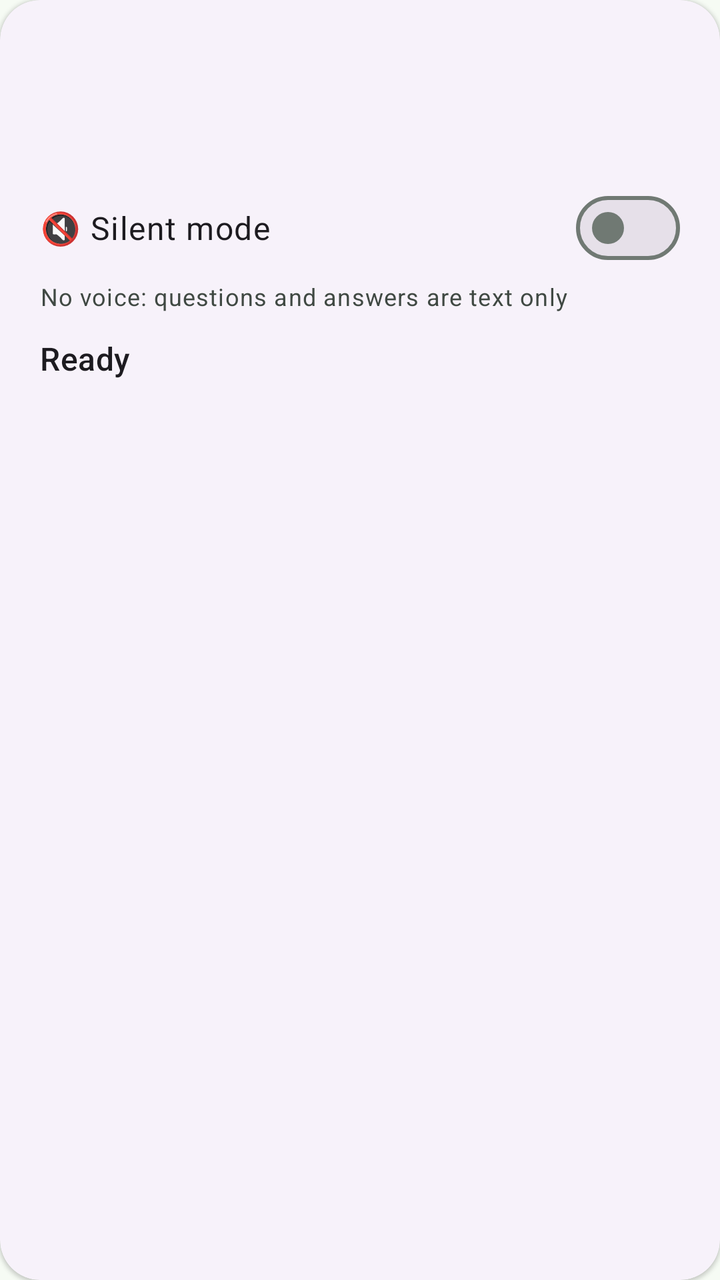
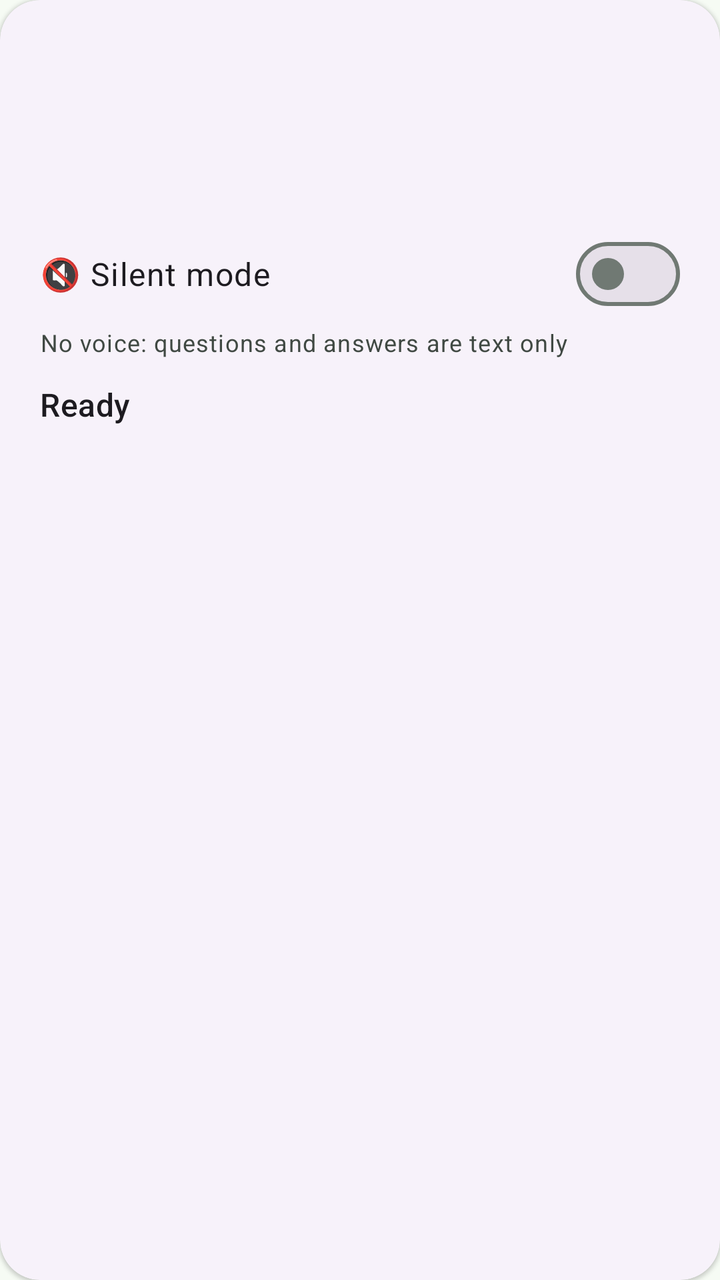

Before-and-after screenshots of an Android layout around one commit, followed by the original layout XML and the change that was made.
<!-- AndroidManifest.xml: application theme Theme.VoiceSrs -->
<!-- res/layout/include_status_card.xml -->
<?xml version="1.0" encoding="utf-8"?>
<com.google.android.material.card.MaterialCardView xmlns:android="http://schemas.android.com/apk/res/android"
    xmlns:app="http://schemas.android.com/apk/res-auto"
    android:id="@+id/statusCard"
    style="@style/Widget.Material3.CardView.Elevated"
    android:layout_width="match_parent"
    android:layout_height="wrap_content"
    android:layout_marginBottom="12dp"
    app:cardCornerRadius="20dp"
    app:contentPadding="20dp">

    <LinearLayout
        android:layout_width="match_parent"
        android:layout_height="wrap_content"
        android:animateLayoutChanges="true"
        android:orientation="vertical">

        <TextView
            android:id="@+id/deckPath"
            android:layout_width="match_parent"
            android:layout_height="wrap_content"
            android:ellipsize="start"
            android:maxLines="1"
            android:singleLine="true"
            android:textAppearance="?attr/textAppearanceBodySmall"
            android:textColor="?attr/colorOnSurfaceVariant"
            android:visibility="gone" />

        <TextView
            android:id="@+id/deckName"
            android:layout_width="match_parent"
            android:layout_height="wrap_content"
            android:textAppearance="?attr/textAppearanceHeadlineSmall" />

        <TextView
            android:id="@+id/dueCount"
            android:layout_width="match_parent"
            android:layout_height="wrap_content"
            android:layout_marginTop="4dp"
            android:textAppearance="?attr/textAppearanceBodyLarge" />

        <com.google.android.material.materialswitch.MaterialSwitch
            android:id="@+id/drillSilentSwitch"
            android:layout_width="match_parent"
            android:layout_height="wrap_content"
            android:layout_marginTop="12dp"
            android:minHeight="48dp"
            android:text="@string/silent_switch"
            android:textAppearance="?attr/textAppearanceBodyLarge" />

        <TextView
            android:id="@+id/drillSilentSubtitle"
            android:layout_width="match_parent"
            android:layout_height="wrap_content"
            android:layout_marginTop="2dp"
            android:text="@string/silent_switch_sub"
            android:textAppearance="?attr/textAppearanceBodySmall"
            android:textColor="?attr/colorOnSurfaceVariant" />

        <TextView
            android:id="@+id/stateText"
            android:layout_width="match_parent"
            android:layout_height="wrap_content"
            android:layout_marginTop="12dp"
            android:text="@string/state_ready"
            android:textAppearance="?attr/textAppearanceTitleMedium" />

        <TextView
            android:id="@+id/progressText"
            android:layout_width="match_parent"
            android:layout_height="wrap_content"
            android:layout_marginTop="4dp"
            android:textAppearance="?attr/textAppearanceBodyMedium"
            android:visibility="gone" />

        <com.google.android.material.chip.Chip
            android:id="@+id/syncChip"
            style="@style/Widget.Material3.Chip.Assist"
            android:layout_width="wrap_content"
            android:layout_height="wrap_content"
            android:layout_marginTop="8dp"
            android:clickable="false"
            android:focusable="false"
            android:text="0 pending sync"
            android:visibility="gone"
            app:chipMinHeight="32dp" />

    </LinearLayout>
</com.google.android.material.card.MaterialCardView>
<!-- resources referenced by this layout -->
<resources>
  <string name="silent_switch">🔇 Silent mode</string>
  <string name="silent_switch_sub">No voice: questions and answers are text only</string>
  <string name="state_ready">Ready</string>
  <style name="Theme.VoiceSrs" parent="Theme.Material3.DayNight.NoActionBar">
          <item name="colorPrimary">@color/md_theme_primary</item>
          <item name="colorOnPrimary">@color/md_theme_onPrimary</item>
          <item name="colorPrimaryContainer">@color/md_theme_primaryContainer</item>
          <item name="colorOnPrimaryContainer">@color/md_theme_onPrimaryContainer</item>
          <item name="colorSecondary">@color/md_theme_secondary</item>
          <item name="colorOnSecondary">@color/md_theme_onSecondary</item>
          <item name="colorSecondaryContainer">@color/md_theme_secondaryContainer</item>
          <item name="colorOnSecondaryContainer">@color/md_theme_onSecondaryContainer</item>
          <item name="colorTertiary">@color/md_theme_tertiary</item>
          <item name="colorOnTertiary">@color/md_theme_onTertiary</item>
          <item name="colorTertiaryContainer">@color/md_theme_tertiaryContainer</item>
          <item name="colorOnTertiaryContainer">@color/md_theme_onTertiaryContainer</item>
          <item name="android:colorBackground">@color/md_theme_background</item>
          <item name="colorSurface">@color/md_theme_surface</item>
          <item name="colorOnSurface">@color/md_theme_onSurface</item>
          <item name="colorSurfaceVariant">@color/md_theme_surfaceVariant</item>
          <item name="colorOnSurfaceVariant">@color/md_theme_onSurfaceVariant</item>
          <item name="colorOutline">@color/md_theme_outline</item>
          <item name="colorError">@color/md_theme_error</item>
          <item name="colorOnError">@color/md_theme_onError</item>
          <item name="android:statusBarColor">@android:color/transparent</item>
          <item name="android:navigationBarColor">@android:color/transparent</item>
          <item name="android:forceDarkAllowed">false</item>
      </style>
  <color name="md_theme_primary">#146C43</color>
  <color name="md_theme_onPrimary">#FFFFFF</color>
  <color name="md_theme_primaryContainer">#A4F4C4</color>
  <color name="md_theme_onPrimaryContainer">#002110</color>
  <color name="md_theme_secondary">#4D6356</color>
  <color name="md_theme_onSecondary">#FFFFFF</color>
  <color name="md_theme_secondaryContainer">#D0E8D8</color>
  <color name="md_theme_onSecondaryContainer">#0B1F15</color>
  <color name="md_theme_tertiary">#3C6472</color>
  <color name="md_theme_onTertiary">#FFFFFF</color>
  <color name="md_theme_tertiaryContainer">#C0E9FA</color>
  <color name="md_theme_onTertiaryContainer">#001F28</color>
  <color name="md_theme_background">#F6FBF4</color>
  <color name="md_theme_surface">#F6FBF4</color>
  <color name="md_theme_onSurface">#171D19</color>
  <color name="md_theme_surfaceVariant">#DCE5DC</color>
  <color name="md_theme_onSurfaceVariant">#404943</color>
  <color name="md_theme_outline">#707973</color>
  <color name="md_theme_error">#BA1A1A</color>
  <color name="md_theme_onError">#FFFFFF</color>
</resources>

<!-- the commit's change to res/layout/include_status_card.xml (unified diff, before → after) -->
@@ -38,6 +38,17 @@
             android:layout_height="wrap_content"
             android:layout_marginTop="4dp"
             android:textAppearance="?attr/textAppearanceBodyLarge" />
+
+        <TextView
+            android:id="@+id/voiceLine"
+            android:layout_width="match_parent"
+            android:layout_height="wrap_content"
+            android:layout_marginTop="4dp"
+            android:clickable="false"
+            android:focusable="false"
+            android:longClickable="false"
+            android:textAppearance="?attr/textAppearanceBodyMedium"
+            android:textColor="?attr/colorOnSurfaceVariant" />
 
         <com.google.android.material.materialswitch.MaterialSwitch
             android:id="@+id/drillSilentSwitch"
